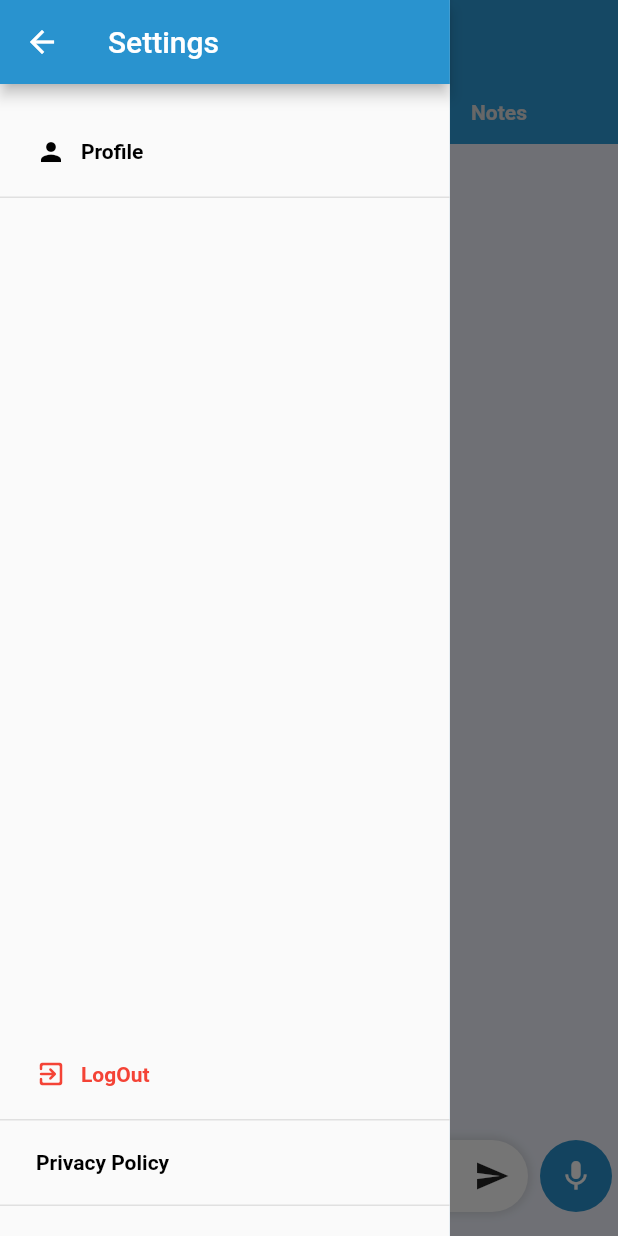
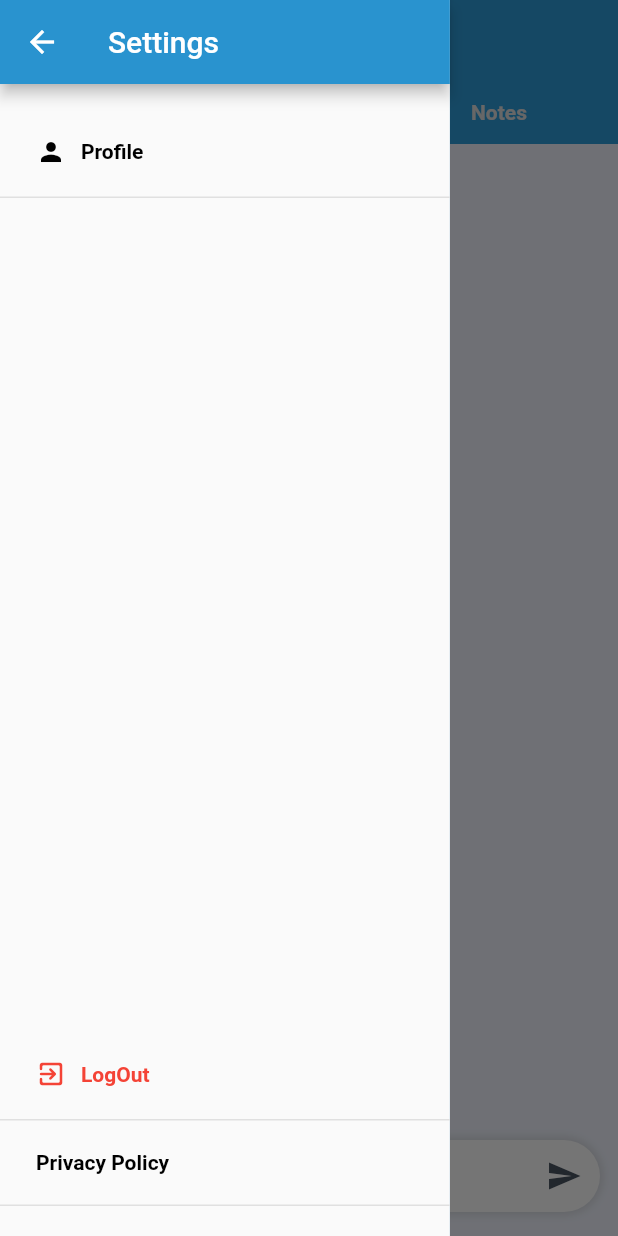
Before and after one commit to Mersaduv/identa-sample, a Flutter app: the screen it shows after launch, with the side drawer open, on a phone screen of 412 x 824 dp. Run offline on Flutter 3.47's test engine with Material 2 defaults, Android fonts, the phone set to English and light mode, and no system bars; our stand-ins replace flutter_secure_storage, flutter_svg, freezed_annotation, hive_flutter, permission_handler, shared_preferences; missing offline and left inert: audio_waveforms, country_list_pick, flutter_appauth, record; accounts and stored records are empty.

Commit message:
color,size,order changes

```diff
--- a/lib/modules/audios/audioPlayer/audio_player_card.dart
+++ b/lib/modules/audios/audioPlayer/audio_player_card.dart
@@ -41,7 +41,7 @@ class AudioPlayerCard extends StatelessWidget {
                     height: 70,
                     width: 280,
                     decoration: BoxDecoration(
-                      color: const Color.fromARGB(255, 221, 214, 255),
+                      color: Color.fromARGB(255, 229, 237, 252),
                       borderRadius: BorderRadius.circular(20),
                     ),
                     child: Row(
--- a/lib/modules/audios/myRecords/my_audio_records_widget.dart
+++ b/lib/modules/audios/myRecords/my_audio_records_widget.dart
@@ -70,7 +70,7 @@ class MyAudioRecordsWidget extends StatelessWidget {
                             icon: const Icon(
                               Icons.delete,
                               color: Color.fromARGB(255, 250, 121, 112),
-                              size: 33,
+                              size: 22,
                             ))
                       ],
                     ),
--- a/lib/screens/chat.dart
+++ b/lib/screens/chat.dart
@@ -8,7 +8,7 @@ import 'package:identa/services/apis/api.dart';
 import 'package:identa/widgets/text_field.dart';
 
 class ChatScreen extends StatefulWidget {
-  const ChatScreen({super.key});
+  const ChatScreen({Key? key}) : super(key: key);
 
   @override
   ChatScreenState createState() => ChatScreenState();
@@ -32,7 +32,7 @@ class ChatScreenState extends State<ChatScreen>
       messages.add(Message(sender: user.name, message: message));
       isBotTyping = true;
     });
-    WidgetsBinding.instance.addPostFrameCallback((_) {
+    WidgetsBinding.instance!.addPostFrameCallback((_) {
       _scrollController.animateTo(
         _scrollController.position.maxScrollExtent,
         duration: const Duration(milliseconds: 100),
@@ -45,7 +45,7 @@ class ChatScreenState extends State<ChatScreen>
           messages.add(Message(sender: bot.name, message: botResponse));
           isBotTyping = false;
         });
-        WidgetsBinding.instance.addPostFrameCallback((_) {
+        WidgetsBinding.instance!.addPostFrameCallback((_) {
           _scrollController.animateTo(
             _scrollController.position.maxScrollExtent,
             duration: const Duration(milliseconds: 300),
@@ -106,10 +106,24 @@ class ChatScreenState extends State<ChatScreen>
                     crossAxisAlignment: CrossAxisAlignment.start,
                     children: [
                       Expanded(
+                        child: Padding(
+                          padding: const EdgeInsets.only(
+                              right: 4.0), // Adjust the right padding as needed
+                          child: Theme(
+                            data: Theme.of(context).copyWith(
+                              textTheme: Theme.of(context).textTheme.copyWith(
+                                    subtitle1: TextStyle(
+                                      color: Color(
+                                          0xFF9CA3AF), // Set the hint text color to #9CA3AF
+                                    ),
+                                  ),
+                            ),
                             child: ChatTextField(
                               controller: _messageController,
                               isEnabled: !isBotTyping,
-                          hint: isBotTyping ? 'is typing...' : 'Type a message',
+                              hint: isBotTyping
+                                  ? 'is typing...'
+                                  : 'Type a message',
                               onSubmitted: (value) {
                                 String messageContent = value.trim();
                                 if (messageContent.isNotEmpty) {
@@ -119,18 +133,6 @@ class ChatScreenState extends State<ChatScreen>
                               },
                             ),
                           ),
-                      Container(
-                        margin: const EdgeInsets.fromLTRB(0.0, 0.0, 4.0, 4.0),
-                        decoration: const BoxDecoration(
-                          shape: BoxShape.circle,
-                          color: Color(0xFF2993CF),
-                        ),
-                        child: IconButton(
-                          icon: const Icon(
-                            Icons.mic,
-                            color: Colors.white,
-                          ),
-                          onPressed: () async {},
                         ),
                       ),
                     ],
--- a/lib/widgets/text_field.dart
+++ b/lib/widgets/text_field.dart
@@ -88,9 +88,14 @@ class ChatTextFieldState extends State<ChatTextField>
                 child: TextField(
                   controller: widget.controller,
                   enabled: widget.isEnabled,
+                  style: const TextStyle(color: Color(0xFF4B5563)),
                   maxLines: null,
                   decoration: InputDecoration(
                     hintText: widget.hint,
+                    hintStyle: TextStyle(
+                      color: Color(
+                          0xFF9CA3AF), // Set the hint text color to #9CA3AF
+                    ),
                     border: InputBorder.none,
                     contentPadding:
                         const EdgeInsets.symmetric(horizontal: 16.0),
@@ -159,7 +164,10 @@ class ChatTextFieldState extends State<ChatTextField>
                 ),
               if (widget.isEnabled)
                 IconButton(
-                  icon: const Icon(Icons.send),
+                  icon: const Icon(
+                    Icons.send,
+                    color: Color(0xFF4B5563),
+                  ),
                   onPressed: () {
                     widget.onSubmitted(widget.controller.text.trim());
                     widget.controller.clear();
```
Also changed, not shown: lib/modules/audios/audioRecorder/audio_record_button.dart (+28 -2 lines), lib/modules/taps_page/notes_tap/note_content.dart (+3 -4 lines), lib/screens/insights.dart (+11 -4 lines), lib/screens/notes.dart (+38 -69 lines). Lines whose indentation alone changed are shown as unchanged.
